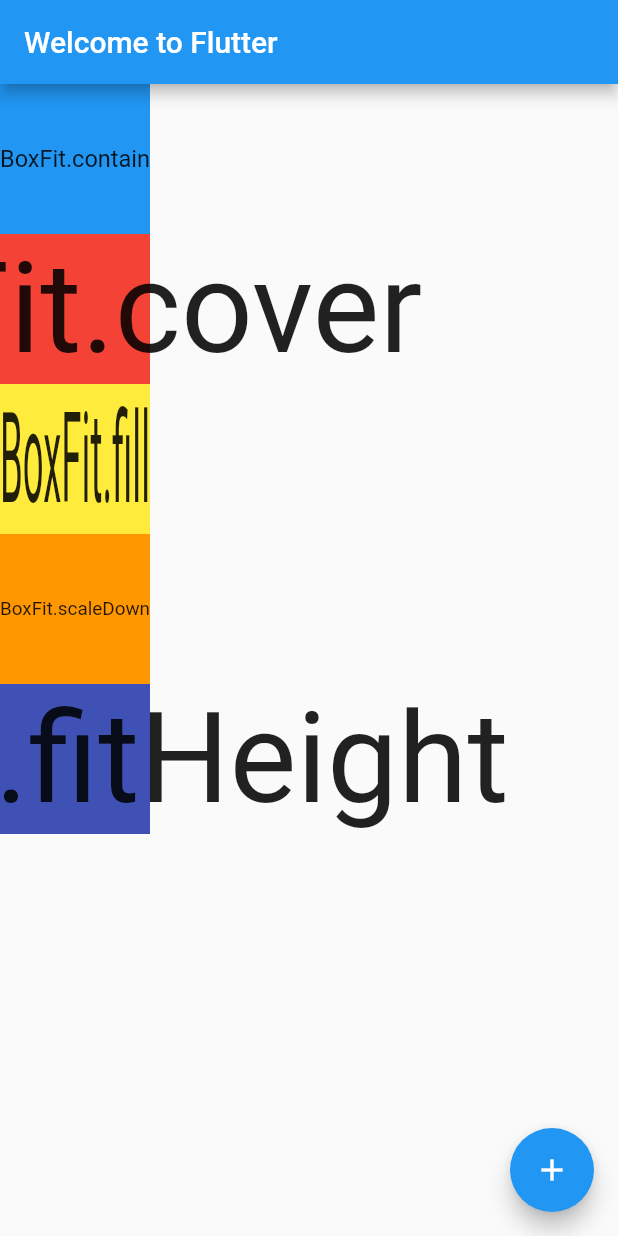
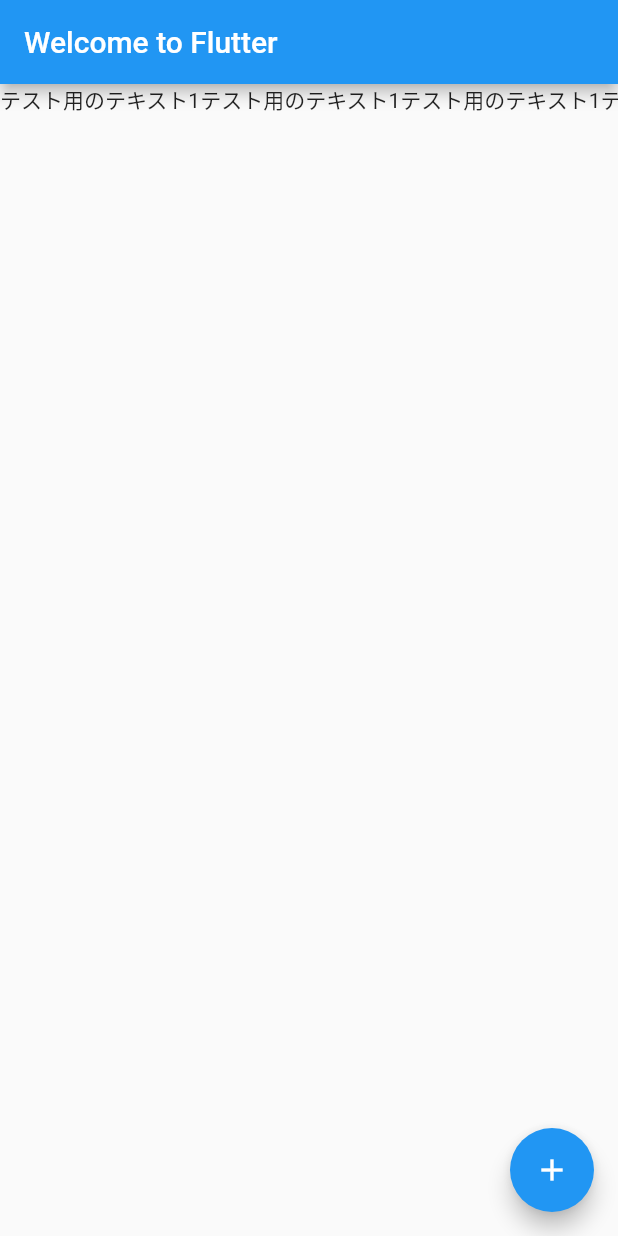
Before and after one commit to yuyukojp/banmeshi, a Flutter app: the screen it shows after launch, on a phone screen of 412 x 824 dp. Run offline on Flutter 3.47's test engine with Material 2 defaults, Android fonts, the phone set to English and light mode, and no system bars.

Commit message:
SingleChildScrollView

```diff
--- a/lib/main.dart
+++ b/lib/main.dart
@@ -14,70 +14,155 @@
         appBar: new AppBar(
           title: new Text('Welcome to Flutter'),
         ),
-        body: new Column(
-          children: <Widget>[
-            Container(
-              width: 100.0,
-              height: 100.0,
-              color: Colors.blue,
-              child: FittedBox(
-                child: Text(
-                  'BoxFit.contain',
-                  style: TextStyle(fontSize: 32),
-                ),
-                fit: BoxFit.contain,
-              ),
-            ),
-            Container(
-              width: 100.0,
-              height: 100.0,
-              color: Colors.red,
-              child: FittedBox(
-                child: Text(
-                  'BoxFit.cover',
-                  style: TextStyle(fontSize: 32),
-                ),
-                fit: BoxFit.cover,
-              ),
-            ),
-            Container(
-              width: 100.0,
-              height: 100.0,
-              color: Colors.yellow,
-              child: FittedBox(
-                child: Text(
-                  'BoxFit.fill',
-                  style: TextStyle(fontSize: 32),
-                ),
-                fit: BoxFit.fill,
-              ),
-            ),
-            Container(
-              width: 100.0,
-              height: 100.0,
-              color: Colors.orange,
-              child: FittedBox(
-                child: Text(
-                  'BoxFit.scaleDown',
-                  style: TextStyle(fontSize: 32),
-                ),
-                fit: BoxFit.scaleDown,
-              ),
-            ),
-            Container(
-              width: 100.0,
-              height: 100.0,
-              color: Colors.indigo,
-              child: FittedBox(
-                child: Text(
-                  'BoxFit.fitHeight',
-                  style: TextStyle(fontSize: 32),
-                ),
-                fit: BoxFit.fitHeight,
-              ),
-            ),
-          ],
+
+        //MARK: - SingleChildScrollView（横）
+        body: new SingleChildScrollView(
+          scrollDirection: Axis.horizontal, // 子ウィジェットのスクロール方向この場合row()使用
+          child: Row(
+            children: <Widget>[
+              Text('テスト用のテキスト1'),
+              Text('テスト用のテキスト1'),
+              Text('テスト用のテキスト1'),
+              Text('テスト用のテキスト1'),
+              Text('テスト用のテキスト1'),
+              Text('テスト用のテキスト1'),
+              Text('テスト用のテキスト1'),
+              Text('テスト用のテキスト1'),
+              Text('テスト用のテキスト1'),
+              Text('テスト用のテキスト1'),
+              Text('テスト用のテキスト1'),
+              Text('テスト用のテキスト1'),
+            ],
+          ),
         ),
+
+        //MARK: - SingleChildScrollView（縦）
+        // body: new SingleChildScrollView(
+        //   child: Column(
+        //     children: <Widget>[
+        //       Text("テスト用テキスt"),
+        //       Text("テスト用テキスt"),
+        //       Text("テスト用テキスt"),
+        //       Text("テスト用テキスt"),
+        //       Text("テスト用テキスt"),
+        //       Text("テスト用テキスt"),
+        //       Text("テスト用テキスt"),
+        //       Text("テスト用テキスt"),
+        //       Text("テスト用テキスt"),
+        //       Text("テスト用テキスt"),
+        //       Text("テスト用テキスt"),
+        //       Text("テスト用テキスt"),
+        //       Text("テスト用テキスt"),
+        //       Text("テスト用テキスt"),
+        //       Text("テスト用テキスt"),
+        //       Text("テスト用テキスt"),
+        //       Text("テスト用テキスt"),
+        //       Text("テスト用テキスt"),
+        //       Text("テスト用テキスt"),
+        //       Text("テスト用テキスt"),
+        //       Text("テスト用テキスt"),
+        //       Text("テスト用テキスt"),
+        //       Text("テスト用テキスt"),
+        //       Text("テスト用テキスt"),
+        //       Text("テスト用テキスt"),
+        //       Text("テスト用テキスt"),
+        //       Text("テスト用テキスt"),
+        //       Text("テスト用テキスt"),
+        //       Text("テスト用テキスt"),
+        //       Text("テスト用テキスt"),
+        //       Text("テスト用テキスt"),
+        //       Text("テスト用テキスt"),
+        //       Text("テスト用テキスt"),
+        //       Text("テスト用テキスt"),
+        //       Text("テスト用テキスt"),
+        //       Text("テスト用テキスt"),
+        //       Text("テスト用テキスt"),
+        //       Text("テスト用テキスt"),
+        //       Text("テスト用テキスt"),
+        //       Text("テスト用テキスt"),
+        //       Text("テスト用テキスt"),
+        //       Text("テスト用テキスt"),
+        //       Text("テスト用テキスt"),
+        //       Text("テスト用テキスt"),
+        //       Text("テスト用テキスt"),
+        //     ],
+        //   ),
+        // ),
+
+        //MARK: - コンテナー関連
+        // body: new Column(
+        //   children: <Widget>[
+        //     Container(
+        //       width: 100.0,
+        //       height: 100.0,
+        //       color: Colors.blue,
+        //       child: FittedBox(
+        //         child: Text(
+        //           'BoxFit.contain',
+        //           style: TextStyle(fontSize: 32),
+        //         ),
+        //         fit: BoxFit.contain,
+        //       ),
+        //     ),
+        //     Container(
+        //       width: 100.0,
+        //       height: 100.0,
+        //       color: Colors.red,
+        //       child: FittedBox(
+        //         child: Text(
+        //           'BoxFit.cover',
+        //           style: TextStyle(fontSize: 32),
+        //         ),
+        //         fit: BoxFit.cover,
+        //       ),
+        //     ),
+        //     Container(
+        //       width: 100.0,
+        //       height: 100.0,
+        //       color: Colors.yellow,
+        //       child: FittedBox(
+        //         child: Text(
+        //           'BoxFit.fill',
+        //           style: TextStyle(fontSize: 32),
+        //         ),
+        //         fit: BoxFit.fill,
+        //       ),
+        //     ),
+        //     Container(
+        //       width: 100.0,
+        //       height: 100.0,
+        //       color: Colors.orange,
+        //       child: FittedBox(
+        //         child: Text(
+        //           'BoxFit.scaleDown',
+        //           style: TextStyle(fontSize: 32),
+        //         ),
+        //         fit: BoxFit.scaleDown,
+        //       ),
+        //     ),
+        //     Container(
+        //       width: 100.0,
+        //       height: 100.0,
+        //       color: Colors.indigo,
+        //       child: FittedBox(
+        //         child: Text(
+        //           'BoxFit.fitHeight',
+        //           style: TextStyle(fontSize: 32),
+        //         ),
+        //         fit: BoxFit.fitHeight,
+        //       ),
+        //     ),
+        //     Container(
+        //       width: 200.0,
+        //       height: 200.0,
+        //       color: Colors.pinkAccent,
+        //       child: Padding(
+        //         child: Text('テキスト'),
+        //         padding: const EdgeInsets.all(10.0),
+        //       ),
+        //     ),
+        //   ],
+        // ),
 
         //MARK: - コンテナーの使用事例
         // body: Container(
```
Also changed, not shown: 19 other files.
